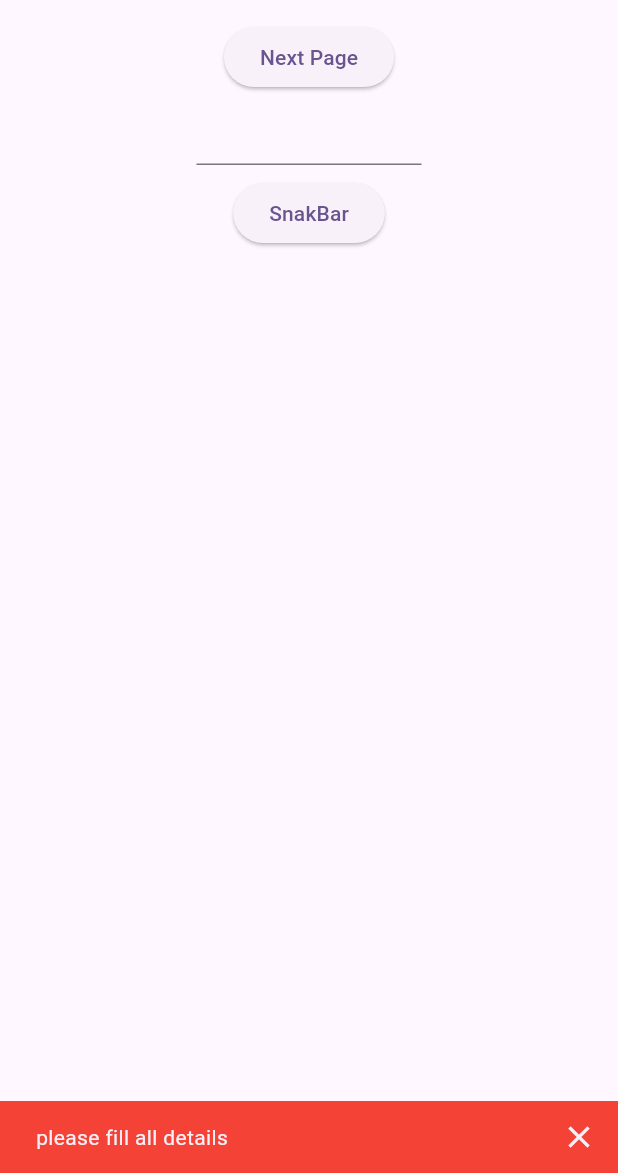
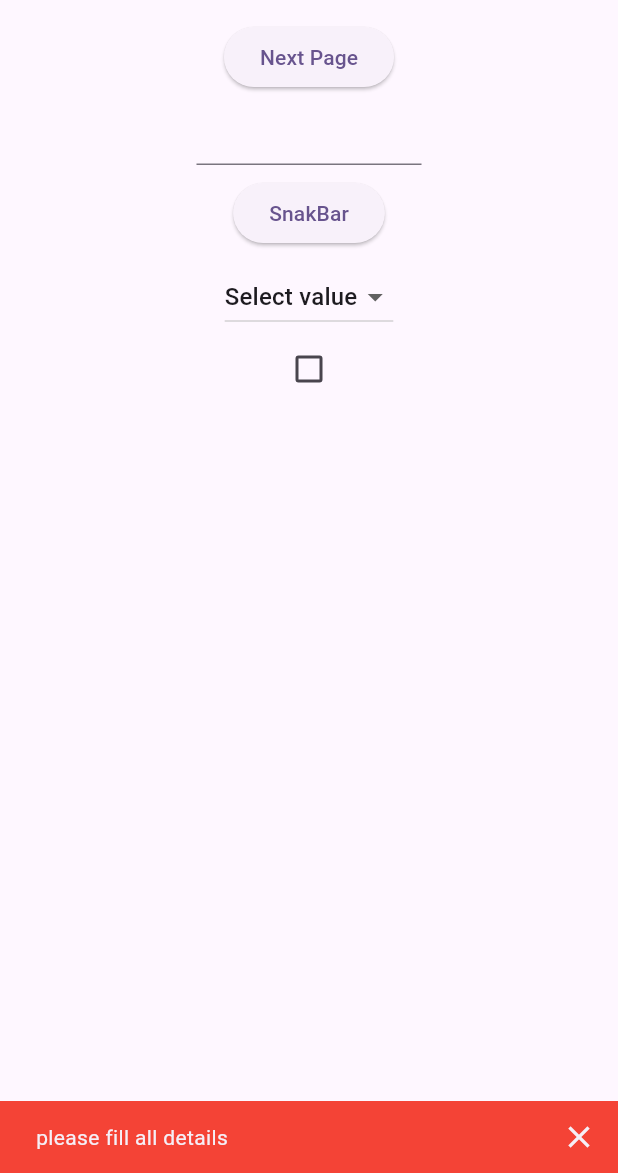
Before and after one commit to DarshanShah228/Flutter, a Flutter app: the ButtonsExample screen opened directly, after a tap on "SnakBar", on a phone screen of 412 x 824 dp, the part 63-1236 px from its top. Run offline on Flutter 3.47's test engine with Material 3 defaults, Android fonts, the phone set to English and light mode, and no system bars.

```diff
--- a/tab_bar_demo/lib/buttons_example.dart
+++ b/tab_bar_demo/lib/buttons_example.dart
@@ -2,10 +2,19 @@ import 'package:flutter/material.dart';
 
 import 'grid_view.dart';
 
-class ButtonsExample extends StatelessWidget {
+class ButtonsExample extends StatefulWidget {
   ButtonsExample({super.key});
 
+  @override
+  State<ButtonsExample> createState() => _ButtonsExampleState();
+}
+
+class _ButtonsExampleState extends State<ButtonsExample> {
   TextEditingController name = TextEditingController();
+
+  String selectevalue="Select value";
+  //String selectevalueRadio="Male";
+  bool checkBox=false;
 
   @override
   Widget build(BuildContext context) {
@@ -67,6 +76,52 @@ class ButtonsExample extends StatelessWidget {
               ),
             ),
           ),
+
+          //drop-down button
+          DropdownButton(
+              value: selectevalue,
+              items: [
+                DropdownMenuItem(
+                  child: Text("Select value"),
+                  value: "Select value",
+                ),
+                DropdownMenuItem(
+                    child: Text("Apple"),
+                  value: "Apple",
+                ),
+                DropdownMenuItem(
+                    child: Text("Mango"),
+                  value: "Mango",
+                )
+              ],
+              onChanged: (value){
+                setState(() {
+                  selectevalue= value!;
+                });
+              }
+          ),
+
+          //radio button
+          // RadioListTile(
+          //   title: Text("Male"),
+          //     value: "Male",
+          //     groupValue: selectevalueRadio,
+          //   onChanged: (value){
+          //     setState(() {
+          //       selectevalueRadio=value!;
+          //     });
+          //   },
+          // ),
+
+          //checkbox
+          Checkbox(
+              value: checkBox,
+              onChanged: (vlaue){
+                setState(() {
+                  checkBox=vlaue!;
+                });
+              },
+          ),
         ],
       ),
     );
--- a/tab_bar_demo/lib/main.dart
+++ b/tab_bar_demo/lib/main.dart
@@ -37,11 +37,11 @@ class MyApp extends StatelessWidget {
         colorScheme: ColorScheme.fromSeed(seedColor: Colors.deepPurple),
         useMaterial3: true,
       ),
-      //home: ButtonsExample(),
+      home: ButtonsExample(),
       //home: tab_bar(),
       //home: whatsapp(),
       //home: task_whatsapp(),
-      home: login_page(),
+      //home: login_page(),
     );
   }
 }
```
